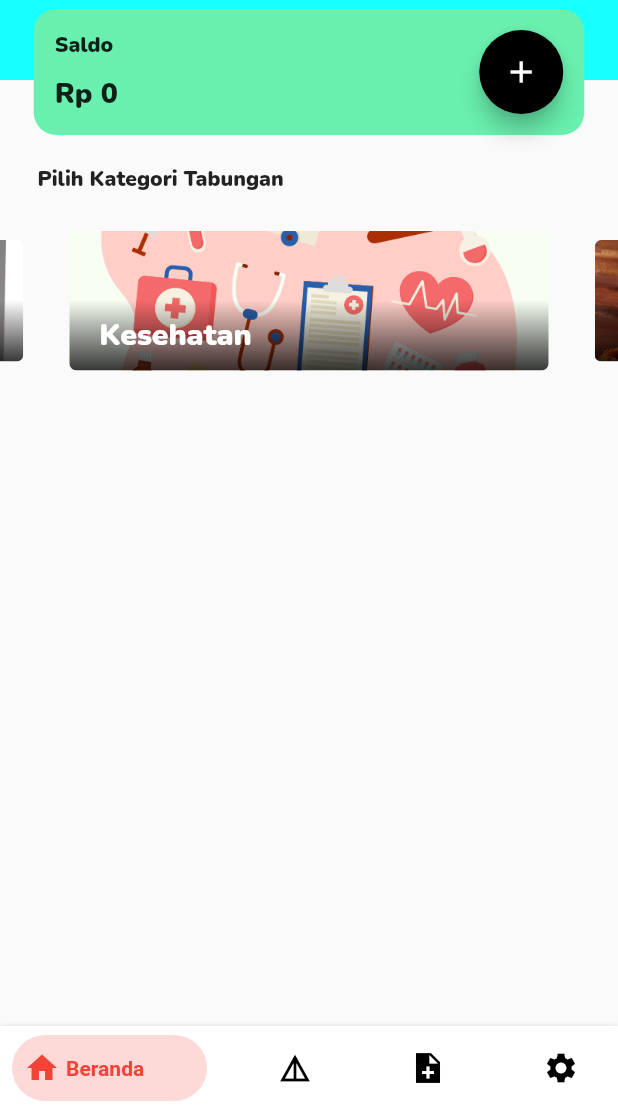
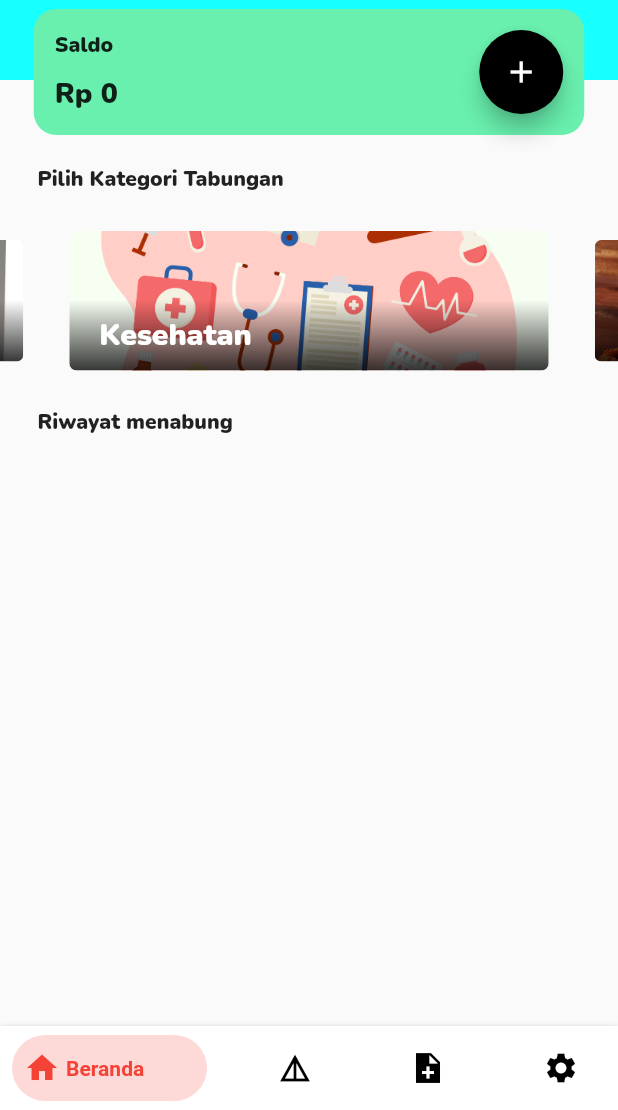
Before and after one commit to AlvinHadinata/walleto, a Flutter app: the screen it shows after launch, on a phone screen of 412 x 824 dp, the part 126-1236 px from its top. Run offline on Flutter 3.47's test engine with Material 2 defaults, Android fonts, the phone set to English and light mode, and no system bars; drawn by our look-alikes of bottom_navy_bar, carousel_slider; our stand-ins replace google_fonts, sqflite; accounts and stored records are empty.

Commit message:
Init commit

```diff
--- a/lib/screens/main_menu_page.dart
+++ b/lib/screens/main_menu_page.dart
@@ -21,6 +21,8 @@ class MainMenuPage extends StatelessWidget {
                 item2(),
                 SizedBox(height: 20),
                 carousel(),
+                SizedBox(height: 20),
+                item3()
               ],
             ),
           ]
@@ -170,3 +172,23 @@ Widget item2() {
     ),
   );
 }
+
+Widget item3() {
+  return Padding(
+    padding: const EdgeInsets.only(left: 25.0),
+    child: Row(
+      children: [
+        Column(
+          children: [
+            Text('Riwayat menabung',
+                style: TextStyle(
+                  fontWeight: FontWeight.bold,
+                  fontSize: 14.0,
+                  fontFamily: 'Nunito',
+                )),
+          ],
+        ),
+      ],
+    ),
+  );
+}
```
